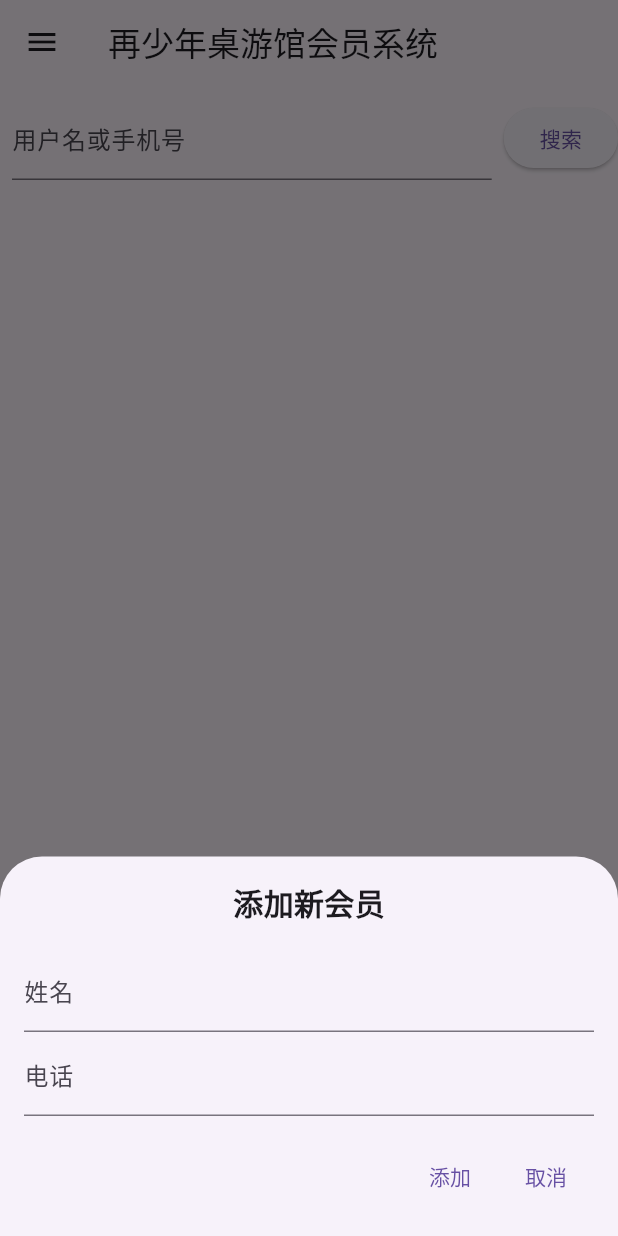
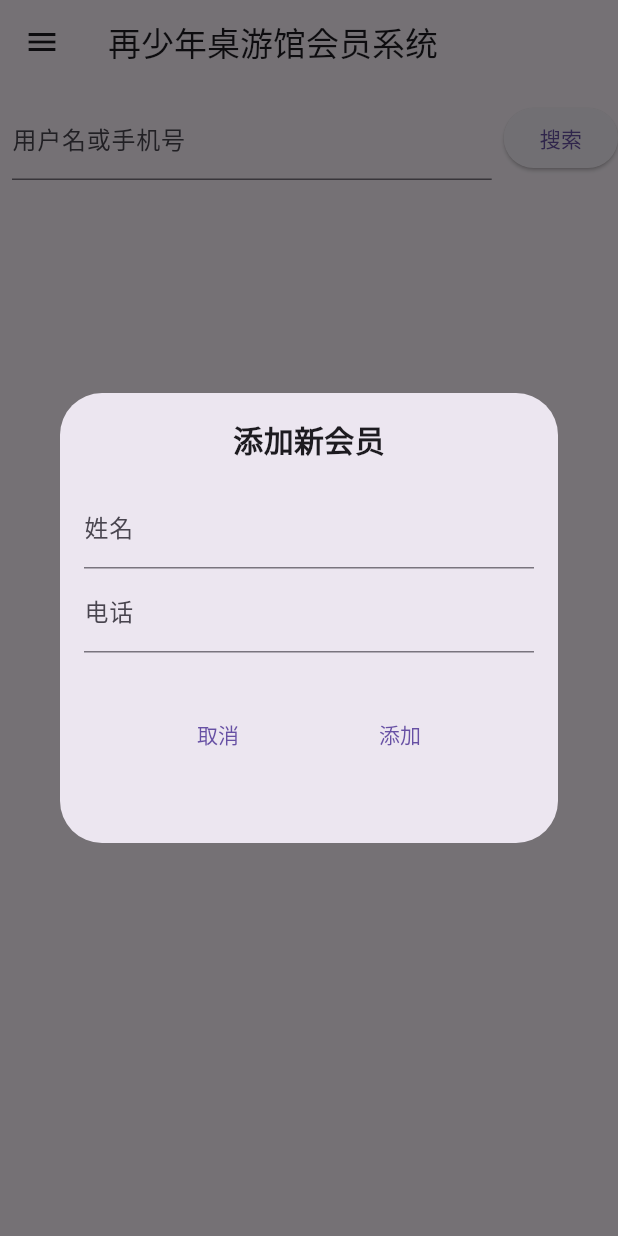
Before and after one commit to hanlei153/membership_system, a Flutter app: the screen it shows after launch, in the side drawer, after a tap on "添加会员", on a phone screen of 412 x 824 dp. Run offline on Flutter 3.47's test engine with Material 3 defaults, Android fonts, the phone set to English and light mode, and no system bars; our stand-ins replace file_picker, sqflite, sqflite_common_ffi; accounts and stored records are empty.

Commit message:
update UI

```diff
--- a/lib/pages/memberListPage.dart
+++ b/lib/pages/memberListPage.dart
@@ -55,11 +55,9 @@ class _MemberListPageState extends State<MemberListPage> {
         SnackBar(content: Text('导出成功: $selectedDirectory/membersInfo.json')),
       );
     } else {
-      ScaffoldMessenger.of(context).showSnackBar(
-      SnackBar(content: Text('请选择目录！')));
+      ScaffoldMessenger.of(context)
+          .showSnackBar(SnackBar(content: Text('请选择目录！')));
     }
-
-
   }
 
   void _importMembers() async {
@@ -75,7 +73,6 @@ class _MemberListPageState extends State<MemberListPage> {
         SnackBar(content: Text('未选择文件')),
       );
     }
-
   }
 
   @override
@@ -165,13 +162,13 @@ class _MemberListPageState extends State<MemberListPage> {
   void _showAddMemberDialog() {
     final nameController = TextEditingController();
     final phoneController = TextEditingController();
-
-    showModalBottomSheet(
-      isScrollControlled: true,
+    showDialog(
         context: context,
-      builder: (context) => Container(
-        width: double.infinity,
-        child: Padding(
+        builder: (BuildContext context) {
+          return Dialog(
+            child: Container(
+              height: 300,
+              width: 500,
               padding: const EdgeInsets.all(16.0),
               child: Column(
                 mainAxisSize: MainAxisSize.min,
@@ -189,10 +186,18 @@ class _MemberListPageState extends State<MemberListPage> {
                     controller: phoneController,
                     decoration: InputDecoration(labelText: '电话'),
                   ),
-              SizedBox(height: 16),
+                  const SizedBox(
+                    height: 30,
+                  ),
                   Row(
-                mainAxisAlignment: MainAxisAlignment.end,
+                    mainAxisAlignment: MainAxisAlignment.spaceEvenly,
                     children: [
+                      TextButton(
+                        onPressed: () {
+                          Navigator.of(context).pop(); // 关闭底部弹出框
+                        },
+                        child: Text('取消'),
+                      ),
                       TextButton(
                         onPressed: () {
                           final name = nameController.text;
@@ -204,29 +209,26 @@ class _MemberListPageState extends State<MemberListPage> {
                         },
                         child: Text('添加'),
                       ),
-                  TextButton(
-                    onPressed: () {
-                      Navigator.of(context).pop(); // 关闭底部弹出框
-                    },
-                    child: Text('取消'),
-                  ),
                     ],
-              ),
+                  )
                 ],
               ),
             ),
-      ),
           );
+        });
   }
 
   // 会员更新和充值消费操作
   void _updateMember(Member member) {
     final amountController = TextEditingController(); // 输入金额的控制器
 
-    showModalBottomSheet(
+    showDialog(
         context: context,
-      isScrollControlled: true,
-      builder: (context) => Container(
+        builder: (BuildContext context) {
+          return Dialog(
+            child: Container(
+              height: 300,
+              width: 500,
               padding: EdgeInsets.all(16),
               child: Column(
                 mainAxisSize: MainAxisSize.min,
@@ -285,7 +287,8 @@ class _MemberListPageState extends State<MemberListPage> {
                               member.balance >= amount) {
                             dbHelper.updateBalanceAndPoints(member, amount);
                             Navigator.of(context).pop(); // 关闭底部弹出框
-                      await Future.delayed(const Duration(milliseconds: 500));
+                            await Future.delayed(
+                                const Duration(milliseconds: 500));
                             _loadMembers();
                           } else {
                             // 如果余额不足，可以弹出一个提示
@@ -302,5 +305,6 @@ class _MemberListPageState extends State<MemberListPage> {
               ),
             ),
           );
+        });
   }
 }
--- a/pubspec.yaml
+++ b/pubspec.yaml
@@ -33,6 +33,7 @@ dependencies:
   sqflite: ^2.4.1
   sqflite_common_ffi: ^2.3.4+4
   file_picker: ^8.1.7
+  path: ^1.9.0
 
 
   # The following adds the Cupertino Icons font to your application.
```
Also changed, not shown: pubspec.lock. Lines whose indentation alone changed are shown as unchanged.
